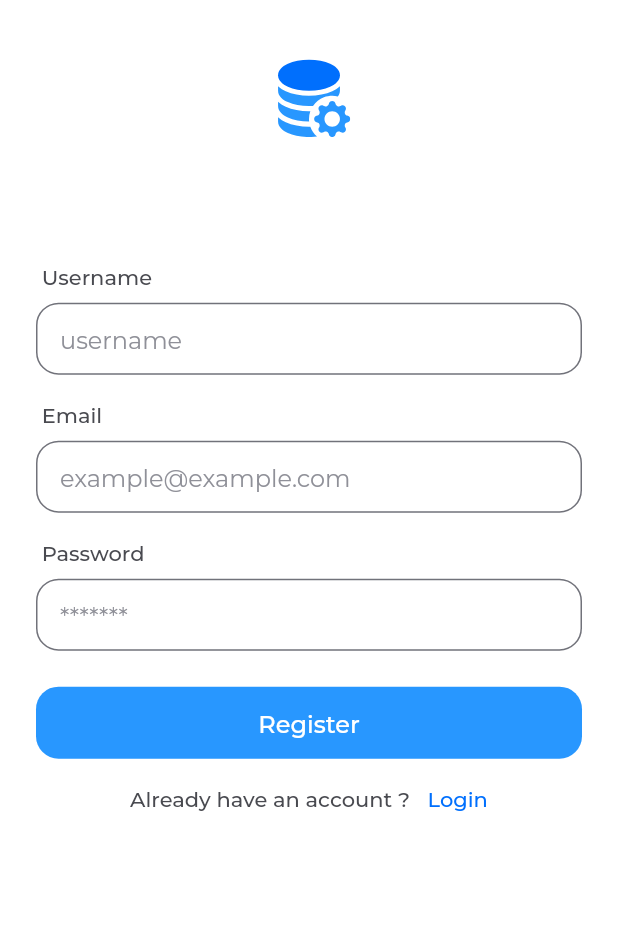
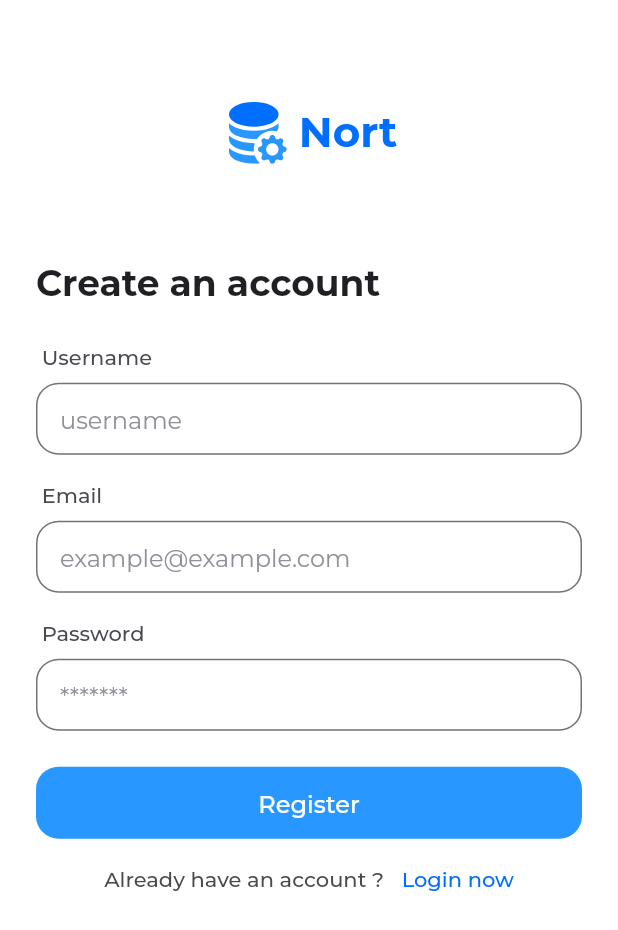
Before and after one commit to sanjeevnode/nort, a Flutter app: the screen it shows after launch, after a tap on "Register now", on a phone screen of 412 x 824 dp. Shown: the top 930 px of the screen. Run offline on Flutter 3.47's test engine with Material 3 defaults, Android fonts, the phone set to English and light mode, and no system bars; our stand-ins replace bloc, equatable, flutter_bloc, flutter_native_splash, flutter_svg, sqflite; accounts and stored records are empty.

Commit message:
setup sql lite data layer

```diff
--- a/lib/app.dart
+++ b/lib/app.dart
@@ -1,17 +1,37 @@
 import 'package:flutter/material.dart';
+import 'package:flutter_bloc/flutter_bloc.dart';
+import 'package:nort/cubit/app_cubit.dart';
+import 'package:nort/repository/user_repository.dart';
 import 'package:nort/routes/app_router.dart';
 import 'package:nort/theme/app_theme.dart';
 import 'package:nort/view/login_screen.dart';
+import 'package:sqflite/sqflite.dart';
 
 class App extends StatelessWidget {
-  const App({super.key});
+  const App({
+    super.key,
+    required UserRepository userRepository,
+    required Database db,
+  })  : _userRepository = userRepository,
+        _db = db;
+
+  final UserRepository _userRepository;
+  final Database _db;
 
   @override
   Widget build(BuildContext context) {
-    return const _AppView();
+    return MultiBlocProvider(
+      providers: [
+        BlocProvider(
+          create: (context) => AppCubit(
+            userRepository: _userRepository,
+          ),
+        ),
+      ],
+      child: const _AppView(),
+    );
   }
 }
-
 
 class _AppView extends StatefulWidget {
   const _AppView({super.key});
--- /dev/null
+++ b/lib/cubit/app_state.dart
@@ -0,0 +1,29 @@
+
+part of 'app_cubit.dart';
+
+class AppState extends Equatable {
+ const AppState({
+    this.user,
+   this.isAddingUser = false,
+  });
+
+  final User? user;
+  final bool isAddingUser;
+
+  AppState copyWith({
+    User? user,
+    bool? isAddingUser,
+  }) {
+    return AppState(
+      user: user ?? this.user,
+      isAddingUser: isAddingUser ?? this.isAddingUser,
+    );
+  }
+
+  @override
+  List<Object?> get props => [user, isAddingUser];
+
+  @override
+  bool get stringify => true;
+
+}
--- /dev/null
+++ b/lib/data/database.dart
@@ -0,0 +1,51 @@
+import 'dart:developer';
+
+import 'package:sqflite/sqflite.dart';
+import 'package:path/path.dart';
+
+class AppDatabase {
+  static final AppDatabase _instance = AppDatabase._internal();
+  factory AppDatabase() => _instance;
+  AppDatabase._internal();
+
+  Database? _database;
+
+  Future<Database> get database async {
+    if (_database != null) return _database!;
+    _database = await _initDatabase();
+    return _database!;
+  }
+
+  Future<Database> _initDatabase() async {
+    final dbPath = await getDatabasesPath();
+    final path = join(dbPath, 'app.db');
+    await _deleteDB(path);
+    log('Database path : $path');
+
+    return openDatabase(
+      path,
+      version: 1,
+      onCreate: (db, version) async {
+        // Create users table
+        await db.execute('''
+          CREATE TABLE users (
+            id INTEGER PRIMARY KEY AUTOINCREMENT,
+            username TEXT NOT NULL UNIQUE,
+            email TEXT NOT NULL UNIQUE,
+            password TEXT NOT NULL,
+            masterPassword TEXT,
+            isVerified INTEGER NOT NULL DEFAULT 0,
+            createdAt TEXT DEFAULT CURRENT_TIMESTAMP,
+            updatedAt TEXT DEFAULT CURRENT_TIMESTAMP
+          )
+        ''');
+      },
+    );
+  }
+
+  Future<void> _deleteDB (String path) async{
+    await deleteDatabase(path);
+    log('Existing Database Deleted');
+  }
+
+}
--- a/lib/main.dart
+++ b/lib/main.dart
@@ -1,11 +1,23 @@
 import 'package:flutter/material.dart';
 import 'package:flutter_native_splash/flutter_native_splash.dart';
 import 'package:nort/app.dart';
+import 'package:nort/data/database.dart';
+import 'package:nort/repository/user_repository.dart';
+import 'package:sqflite/sqflite.dart';
 
 void main() async {
   WidgetsFlutterBinding.ensureInitialized();
-  FlutterNativeSplash.preserve(widgetsBinding: WidgetsFlutterBinding.ensureInitialized());
+  FlutterNativeSplash.preserve(
+      widgetsBinding: WidgetsFlutterBinding.ensureInitialized());
+  FlutterNativeSplash.remove();
 
-  FlutterNativeSplash.remove();
-  runApp(const App());
+  final Database db = await AppDatabase().database;
+  final UserRepository userRepository = UserRepository(db: db);
+
+  runApp(
+    App(
+      userRepository: userRepository,
+      db: db,
+    ),
+  );
 }
--- /dev/null
+++ b/lib/model/user_model.dart
@@ -0,0 +1,74 @@
+class User {
+  final int? id;
+  final String username;
+  final String email;
+  final String password;
+  final String? masterPassword;
+  final DateTime? createdAt;
+  final DateTime? updatedAt;
+  final bool? isVerified;
+
+  User({
+    this.id,
+    required this.username,
+    required this.email,
+    required this.password,
+    this.masterPassword,
+    this.createdAt,
+    this.updatedAt,
+    this.isVerified,
+  });
+
+  User copyWith({
+    int? id,
+    String? username,
+    String? email,
+    String? password,
+    String? masterPassword,
+    DateTime? createdAt,
+    DateTime? updatedAt,
+    bool? isVerified,
+  }) {
+    return User(
+      id: id ?? this.id,
+      username: username ?? this.username,
+      email: email ?? this.email,
+      password: password ?? this.password,
+      masterPassword: masterPassword ?? this.masterPassword,
+      createdAt: createdAt ?? this.createdAt,
+      updatedAt: updatedAt ?? this.updatedAt,
+      isVerified: isVerified ?? this.isVerified,
+    );
+  }
+
+  factory User.fromJson(Map<String, dynamic> json) {
+    return User(
+      id: json['id'],
+      username: json['username'],
+      email: json['email'],
+      password: json['password'],
+      masterPassword: json['masterPassword'],
+      createdAt: json['createdAt'] != null ? DateTime.parse(json['createdAt']) : null,
+      updatedAt: json['updatedAt'] != null ? DateTime.parse(json['updatedAt']) : null,
+      isVerified: json['isVerified'] == 1,
+    );
+  }
+
+  Map<String, dynamic> toJson() {
+    return {
+      'id': id,
+      'username': username,
+      'email': email,
+      'password': password,
+      'masterPassword': masterPassword,
+      'createdAt': createdAt?.toIso8601String(),
+      'updatedAt': updatedAt?.toIso8601String(),
+      'isVerified': isVerified == true ? 1 : 0,
+    };
+  }
+
+  @override
+  String toString() {
+    return 'User(id: $id, \nusername: $username, \nemail: $email, \npassword: $password, \nmasterPassword: $masterPassword, \ncreatedAt: $createdAt, \nupdatedAt: $updatedAt, \nisVerified: $isVerified\n)';
+  }
+}
--- a/lib/view/login_screen.dart
+++ b/lib/view/login_screen.dart
@@ -1,5 +1,9 @@
+import 'dart:developer';
+
 import 'package:flutter/material.dart';
+import 'package:flutter_bloc/flutter_bloc.dart';
 import 'package:nort/constants/button_state.dart';
+import 'package:nort/cubit/app_cubit.dart';
 import 'package:nort/theme/app_colors.dart';
 import 'package:nort/theme/app_text_style.dart';
 import 'package:nort/widgets/custom_primary_button.dart';
@@ -89,20 +93,26 @@ class _LoginScreenState extends State<LoginScreen> {
                     ),
                   ),
                   const SizedBox(height: 24),
-                  SizedBox(
+                  BlocBuilder<AppCubit,AppState>(
+                    builder: (context,state) {
+                      return SizedBox(
                         width: double.infinity,
                         child: ValueListenableBuilder<ButtonState>(
                           valueListenable: _buttonStateNotifier,
                           builder: (context, buttonState, child) {
                             return CustomPrimaryButton(
                               label: "Login",
-                          buttonState: buttonState,
+                              buttonState: ButtonState.enable,
                               onPressed:() {
                                 debugPrint("Login");
+                                context.read<AppCubit>().fetchUsers();
+                                log("User: ${state.user}");
                               }
                             );
                           },
                         ),
+                      );
+                    }
                   ),
                   const SizedBox(height: 16),
                   Row(
--- a/lib/view/register_screen.dart
+++ b/lib/view/register_screen.dart
@@ -1,8 +1,13 @@
+import 'dart:developer';
+
 import 'package:flutter/material.dart';
+import 'package:flutter_bloc/flutter_bloc.dart';
 import 'package:flutter_svg/flutter_svg.dart';
 import 'package:nort/constants/button_state.dart';
+import 'package:nort/cubit/app_cubit.dart';
 import 'package:nort/theme/app_colors.dart';
 import 'package:nort/theme/app_text_style.dart';
+import 'package:nort/utils/hash.dart';
 import 'package:nort/widgets/custom_primary_button.dart';
 import 'package:nort/widgets/custom_text_field.dart';
 
@@ -44,6 +49,20 @@ class _RegisterScreenState extends State<RegisterScreen> {
     }
   }
 
+  Future<void> _register() async {
+    final String email = _emailController.text.trim();
+    final String password = _passwordController.text.trim();
+    final String userName = _userNameController.text.trim();
+
+    await context.read<AppCubit>().register(
+      username: userName,
+      email: email,
+      password: password,
+    );
+
+  }
+
+
   @override
   Widget build(BuildContext context) {
     final sc = MediaQuery.of(context).size;
@@ -57,15 +76,30 @@ class _RegisterScreenState extends State<RegisterScreen> {
             child: Column(
               crossAxisAlignment: CrossAxisAlignment.start,
               children: [
-                 SizedBox(height: sc.height * 0.015),
-                Center(
-                  child: SvgPicture.asset(
+                 SizedBox(height: sc.height * 0.05),
+                Row(
+                  mainAxisAlignment: MainAxisAlignment.center,
+                  children: [
+                    SvgPicture.asset(
                       'assets/icons/logo.svg',
-                    width: 55,
-                    height: 55,
+                      width: 44,
+                      height: 44,
+                    ),
+                    const SizedBox(width: 8),
+                    Text(
+                      "Nort",
+                      style: AppTextStyle.displayH3.copyWith(
+                        color: AppColors.primary,
                       ),
                     ),
-                SizedBox(height: sc.height * 0.1),
+                  ],
+                ),
+                SizedBox(height: sc.height * 0.08),
+                Text(
+                  "Create an account",
+                  style: AppTextStyle.text3xlBold,
+                ),
+                const SizedBox(height: 24),
                 Text(
                   " Username",
                   style: AppTextStyle.textMdMedium.copyWith(
@@ -103,20 +137,25 @@ class _RegisterScreenState extends State<RegisterScreen> {
                   isPassword: true,
                 ),
                 const SizedBox(height: 24),
-                SizedBox(
+                BlocBuilder<AppCubit,AppState>(
+                  builder: (context,state) {
+                    return SizedBox(
                       width: double.infinity,
                       child: ValueListenableBuilder<ButtonState>(
                         valueListenable: _buttonStateNotifier,
                         builder: (context, buttonState, child) {
                           return CustomPrimaryButton(
                               label: "Register",
-                          buttonState: buttonState,
+                              buttonState: state.isAddingUser ? ButtonState.loading : buttonState,
                               onPressed:() {
                                 debugPrint("Register");
+                                _register();
                               }
                           );
                         },
                       ),
+                    );
+                  }
                 ),
                 const SizedBox(height: 16),
                 Row(
@@ -131,10 +170,11 @@ class _RegisterScreenState extends State<RegisterScreen> {
                     const SizedBox(width: 8),
                     GestureDetector(
                       onTap: () {
-                        Navigator.of(context).pushReplacementNamed("/login");
+                        Navigator.of(context)
+                            .pushReplacementNamed("/login");
                       },
                       child: Text(
-                        "Login",
+                        "Login now",
                         style: AppTextStyle.textMdMedium.copyWith(
                           color: AppColors.primary,
                         ),
--- a/pubspec.yaml
+++ b/pubspec.yaml
@@ -15,6 +15,12 @@ dependencies:
   cupertino_icons: ^1.0.8
   flutter_svg: ^2.0.16
   flutter_native_splash: ^2.4.4
+  sqflite: ^2.4.1
+  flutter_bloc: ^8.1.6
+  bloc: ^8.1.4
+  equatable: ^2.0.7
+  path: ^1.8.0
+  crypto: ^3.0.6
 
 dev_dependencies:
   flutter_test:
```
Also changed, not shown: lib/cubit/app_cubit.dart (added, +43 -0 lines), lib/repository/user_repository.dart (added, +46 -0 lines), lib/utils/hash.dart (added, +28 -0 lines), 1 other file. Lines whose indentation alone changed are shown as unchanged.
